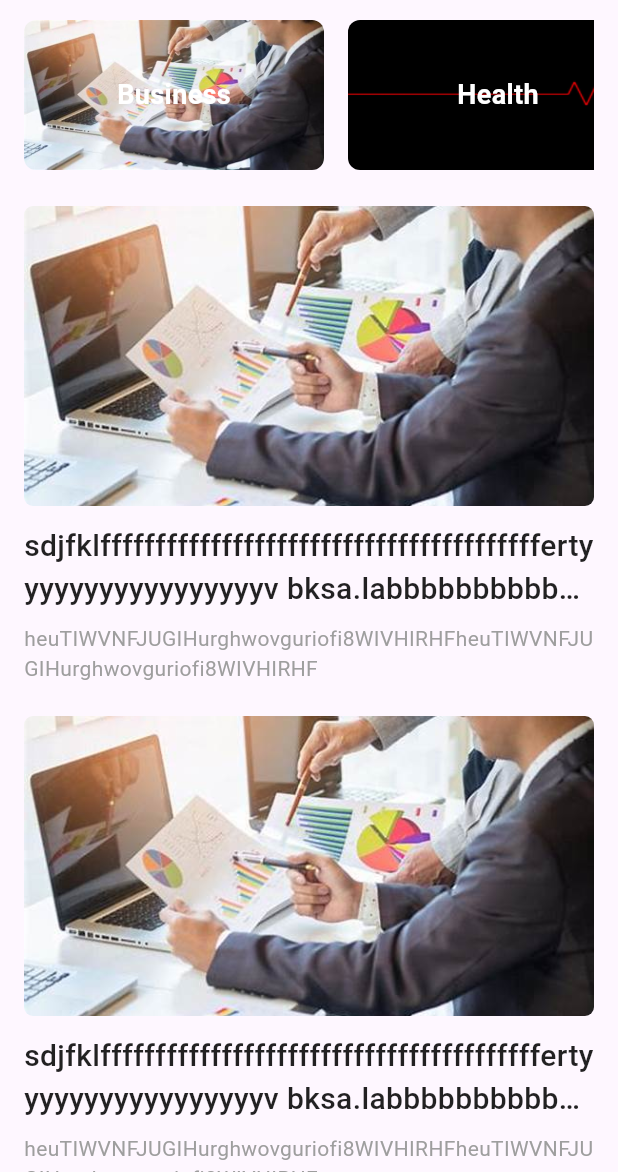
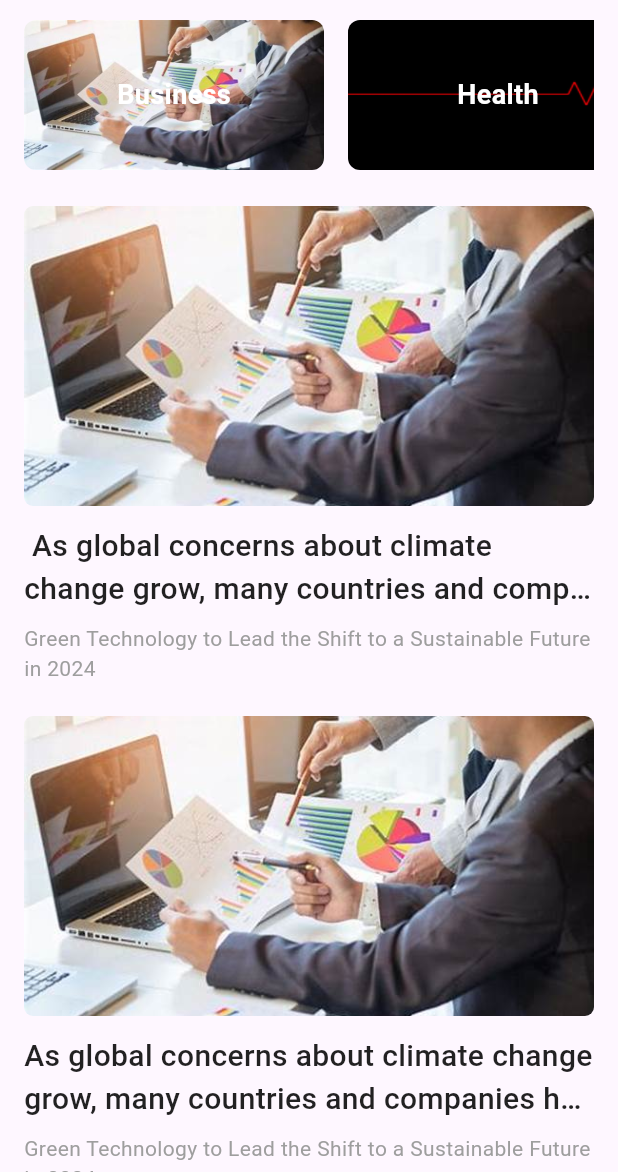
Before and after one commit to manarahmed2/News_app, a Flutter app: the screen it shows after launch, on a phone screen of 412 x 824 dp, the part 64-1236 px from its top. Run offline on Flutter 3.47's test engine with Material 3 defaults, Android fonts, the phone set to English and light mode, and no system bars.

```diff
--- a/lib/screens/home_page.dart
+++ b/lib/screens/home_page.dart
@@ -38,7 +38,20 @@ class HomePage extends StatelessWidget {
       ),
       body: const Padding(
         padding: EdgeInsets.symmetric(horizontal: 16),
-        child: Column(
+        child: CustomScrollView(
+          slivers: [
+            SliverToBoxAdapter(child: CategoriesListView()),
+            SliverToBoxAdapter(
+              child: SizedBox(
+                height: 24,
+              ),
+            ),
+            SliverToBoxAdapter(
+              child: NewsListView(),
+            )
+          ],
+        ),
+        /*  child: Column(
           children: [
             CategoriesListView(),
             SizedBox(
@@ -48,7 +61,7 @@ class HomePage extends StatelessWidget {
               child: NewsListView(),
             )
           ],
-        ),
+        ),*/
       ),
     );
   }
--- a/lib/widgets/news_list_view.dart
+++ b/lib/widgets/news_list_view.dart
@@ -10,40 +10,41 @@ class NewsListView extends StatelessWidget {
     ArticleModel(
         image: "assets/images/bis.jpeg",
         title:
-            "sdjfklffffffffffffffffffffffffffffffffffffffffertyyyyyyyyyyyyyyyyyv bksa.labbbbbbbbbbbvbhhhhhhhhhh",
+            " As global concerns about climate change grow, many countries and companies have begun investing heavily in green technology, which focuses on reducing environmental impact and enhancing resource sustainability. Technologies such as solar, wind, and electric transportation are experiencing an unprecedented boom, with expectations that they will become an essential part of people’s daily lives by 2024.",
         subTitle:
-            "heuTIWVNFJUGIHurghwovguriofi8WIVHIRHFheuTIWVNFJUGIHurghwovguriofi8WIVHIRHF"),
+            "Green Technology to Lead the Shift to a Sustainable Future in 2024"),
     ArticleModel(
         image: "assets/images/bis.jpeg",
         title:
-            "sdjfklffffffffffffffffffffffffffffffffffffffffertyyyyyyyyyyyyyyyyyv bksa.labbbbbbbbbbbvbhhhhhhhhhh",
+            "As global concerns about climate change grow, many countries and companies have begun investing heavily in green technology, which focuses on reducing environmental impact and enhancing resource sustainability. Technologies such as solar, wind, and electric transportation are experiencing an unprecedented boom, with expectations that they will become an essential part of people’s daily lives by 2024.",
         subTitle:
-            "heuTIWVNFJUGIHurghwovguriofi8WIVHIRHFheuTIWVNFJUGIHurghwovguriofi8WIVHIRHF"),
+            "Green Technology to Lead the Shift to a Sustainable Future in 2024"),
     ArticleModel(
         image: "assets/images/bis.jpeg",
         title:
-            "sdjfklffffffffffffffffffffffffffffffffffffffffertyyyyyyyyyyyyyyyyyv bksa.labbbbbbbbbbbvbhhhhhhhhhh",
+            "As global concerns about climate change grow, many countries and companies have begun investing heavily in green technology, which focuses on reducing environmental impact and enhancing resource sustainability. Technologies such as solar, wind, and electric transportation are experiencing an unprecedented boom, with expectations that they will become an essential part of people’s daily lives by 2024.",
         subTitle:
-            "heuTIWVNFJUGIHurghwovguriofi8WIVHIRHFheuTIWVNFJUGIHurghwovguriofi8WIVHIRHF"),
+            "Green Technology to Lead the Shift to a Sustainable Future in 2024"),
     ArticleModel(
         image: "assets/images/bis.jpeg",
         title:
-            "sdjfklffffffffffffffffffffffffffffffffffffffffertyyyyyyyyyyyyyyyyyv bksa.labbbbbbbbbbbvbhhhhhhhhhh",
+            "As global concerns about climate change grow, many countries and companies have begun investing heavily in green technology, which focuses on reducing environmental impact and enhancing resource sustainability. Technologies such as solar, wind, and electric transportation are experiencing an unprecedented boom, with expectations that they will become an essential part of people’s daily lives by 2024.",
         subTitle:
-            "heuTIWVNFJUGIHurghwovguriofi8WIVHIRHFheuTIWVNFJUGIHurghwovguriofi8WIVHIRHF"),
+            "Green Technology to Lead the Shift to a Sustainable Future in 2024"),
     ArticleModel(
         image: "assets/images/bis.jpeg",
         title:
-            "sdjfklffffffffffffffffffffffffffffffffffffffffertyyyyyyyyyyyyyyyyyv bksa.labbbbbbbbbbbvbhhhhhhhhhh",
+            "As global concerns about climate change grow, many countries and companies have begun investing heavily in green technology, which focuses on reducing environmental impact and enhancing resource sustainability. Technologies such as solar, wind, and electric transportation are experiencing an unprecedented boom, with expectations that they will become an essential part of people’s daily lives by 2024.",
         subTitle:
-            "heuTIWVNFJUGIHurghwovguriofi8WIVHIRHFheuTIWVNFJUGIHurghwovguriofi8WIVHIRHF")
+            "Green Technology to Lead the Shift to a Sustainable Future in 2024")
   ];
 
   @override
   Widget build(BuildContext context) {
     return SizedBox(
       child: ListView.builder(
-        physics: const BouncingScrollPhysics(),
+        shrinkWrap: true,
+        physics: const NeverScrollableScrollPhysics(),
         scrollDirection: Axis.vertical,
         itemCount: news.length,
         itemBuilder: (context, index) {
```
